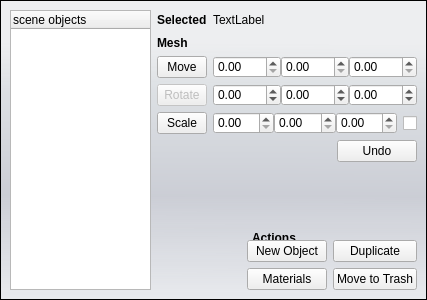
This is bin/pymodules/editgui/editobject.ui in realXtend/tundra as Qt 5 draws it before an edit. The edited form follows.
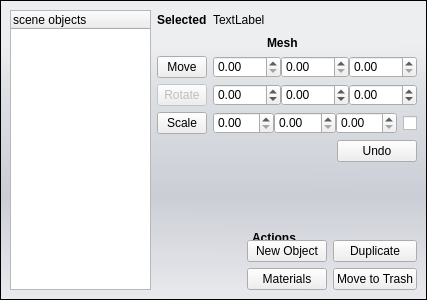
This is the edited form.

Commit message: A W.I.P., Some usability improvements for object edit, apply button for mesh changing, no real usage yet, just the placeholder image and a test case

What changed in the file:
```diff
--- a/bin/pymodules/editgui/editobject.ui
+++ b/bin/pymodules/editgui/editobject.ui
@@ -155,10 +155,16 @@
              <widget class="QLabel" name="label_scale_3">
               <property name="minimumSize">
                <size>
-                <width>50</width>
+                <width>40</width>
                 <height>0</height>
                </size>
               </property>
+              <property name="maximumSize">
+               <size>
+                <width>40</width>
+                <height>23</height>
+               </size>
+              </property>
               <property name="font">
                <font>
                 <weight>75</weight>
```
Left out of the diff: 5 changed lines with no effect on the pictures. The commit also changes 3 other files.
